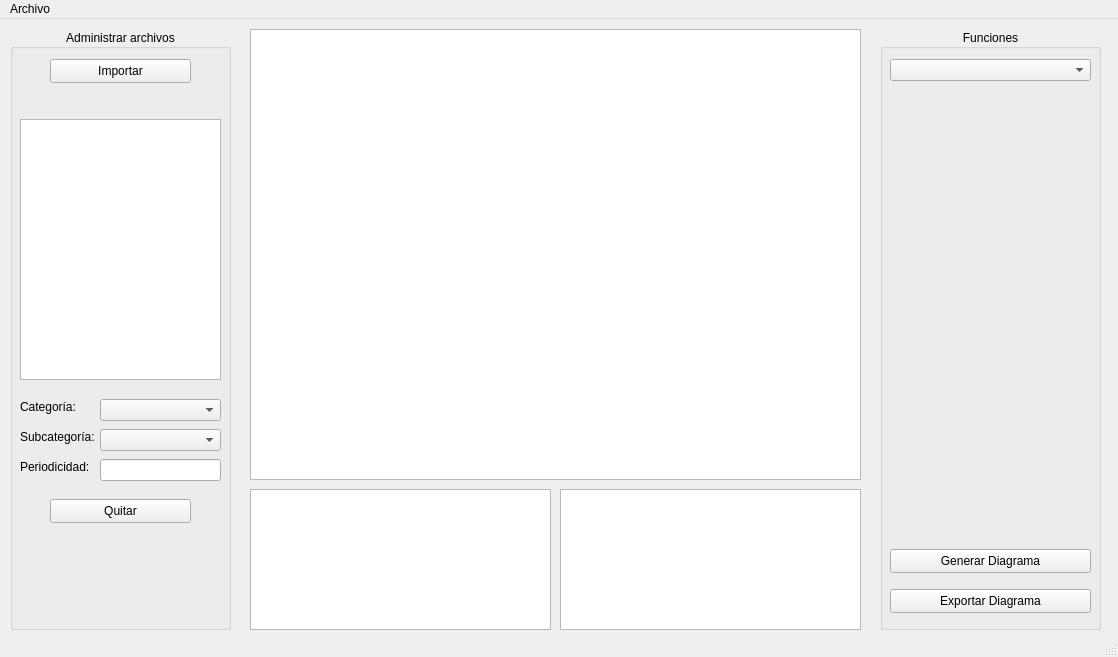
This is ppcc/mainwindow.ui in ErnestoVivas/Multiconsult-ppcc as Qt 5 draws it before an edit. The edited form follows.
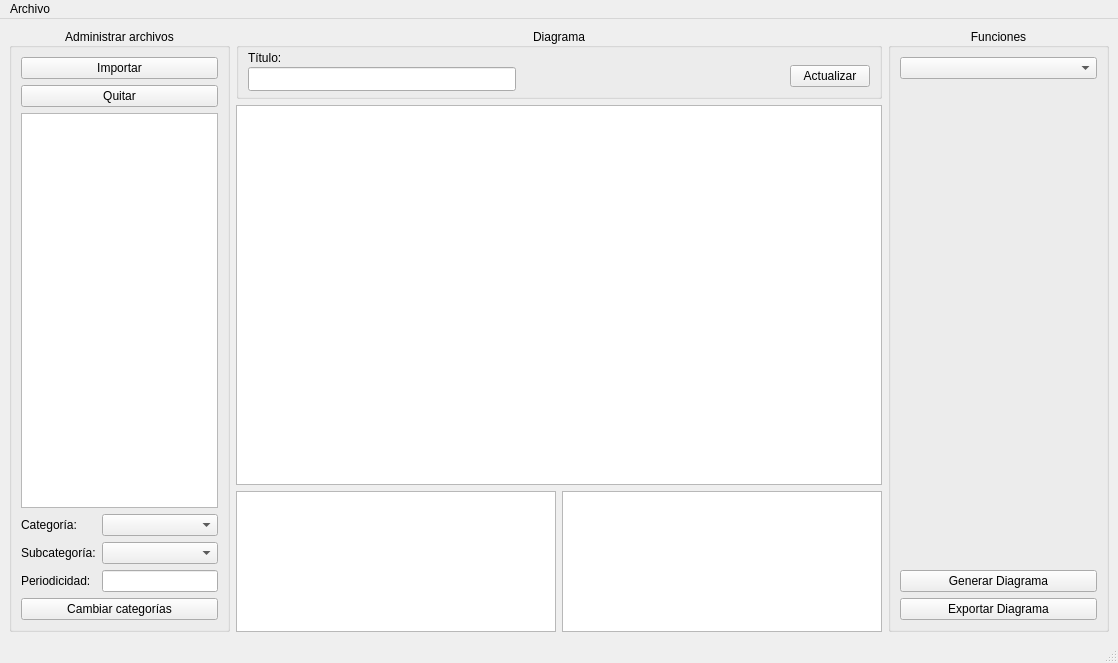
This is the edited form. Custom widgets are drawn as their Qt base class.

The edit to the form file:
```diff
--- a/ppcc/mainwindow.ui
+++ b/ppcc/mainwindow.ui
@@ -7,44 +7,37 @@
     <x>0</x>
     <y>0</y>
     <width>1118</width>
-    <height>657</height>
+    <height>663</height>
    </rect>
   </property>
   <property name="windowTitle">
    <string>MainWindow</string>
   </property>
   <widget class="QWidget" name="centralwidget">
-   <widget class="QTextEdit" name="textEditDisplayDocument">
-    <property name="geometry">
-     <rect>
-      <x>250</x>
-      <y>470</y>
-      <width>301</width>
-      <height>141</height>
-     </rect>
-    </property>
-    <property name="focusPolicy">
-     <enum>Qt::NoFocus</enum>
-    </property>
-   </widget>
+   <layout class="QGridLayout" name="gridLayout">
+    <item row="1" column="1" colspan="2">
    <widget class="QChartView" name="graphicsViewChart">
-    <property name="geometry">
-     <rect>
-      <x>250</x>
-      <y>10</y>
-      <width>611</width>
-      <height>451</height>
-     </rect>
-    </property>
-   </widget>
+      <property name="minimumSize">
+       <size>
+        <width>400</width>
+        <height>300</height>
+       </size>
+      </property>
+     </widget>
+    </item>
+    <item row="0" column="3" rowspan="3">
    <widget class="QGroupBox" name="groupBoxFunctions">
-    <property name="geometry">
-     <rect>
-      <x>880</x>
-      <y>10</y>
+      <property name="minimumSize">
+       <size>
       <width>221</width>
-      <height>601</height>
-     </rect>
+        <height>0</height>
+       </size>
+      </property>
+      <property name="maximumSize">
+       <size>
+        <width>221</width>
+        <height>16777215</height>
+       </size>
     </property>
     <property name="title">
      <string>Funciones</string>
@@ -52,73 +45,200 @@
     <property name="alignment">
      <set>Qt::AlignCenter</set>
     </property>
+      <layout class="QVBoxLayout" name="verticalLayout">
+       <item>
+        <widget class="QComboBox" name="comboBoxSelectFunction"/>
+       </item>
+       <item>
     <widget class="QStackedWidget" name="stackedWidgetDiagramFunctions">
-     <property name="geometry">
-      <rect>
-       <x>10</x>
-       <y>70</y>
-       <width>201</width>
-       <height>431</height>
-      </rect>
-     </property>
      <property name="currentIndex">
       <number>-1</number>
      </property>
     </widget>
-    <widget class="QComboBox" name="comboBoxSelectFunction">
-     <property name="geometry">
-      <rect>
-       <x>10</x>
-       <y>30</y>
-       <width>201</width>
-       <height>22</height>
-      </rect>
-     </property>
-    </widget>
+       </item>
+       <item>
     <widget class="QPushButton" name="buttonGenerateDiagram">
-     <property name="geometry">
-      <rect>
-       <x>10</x>
-       <y>520</y>
-       <width>201</width>
-       <height>24</height>
-      </rect>
-     </property>
      <property name="text">
       <string>Generar Diagrama</string>
      </property>
     </widget>
+       </item>
+       <item>
     <widget class="QPushButton" name="buttonExportDiagram">
-     <property name="geometry">
-      <rect>
-       <x>10</x>
-       <y>560</y>
-       <width>201</width>
-       <height>24</height>
-      </rect>
-     </property>
      <property name="text">
       <string>Exportar Diagrama</string>
      </property>
     </widget>
-   </widget>
+       </item>
+      </layout>
+     </widget>
+    </item>
+    <item row="0" column="1" colspan="2">
+     <widget class="QGroupBox" name="groupBoxDiagram">
+      <property name="minimumSize">
+       <size>
+        <width>0</width>
+        <height>71</height>
+       </size>
+      </property>
+      <property name="maximumSize">
+       <size>
+        <width>16777215</width>
+        <height>71</height>
+       </size>
+      </property>
+      <property name="title">
+       <string>Diagrama</string>
+      </property>
+      <property name="alignment">
+       <set>Qt::AlignCenter</set>
+      </property>
+      <layout class="QHBoxLayout" name="horizontalLayout">
+       <property name="topMargin">
+        <number>0</number>
+       </property>
+       <item>
+        <widget class="QSplitter" name="splitter">
+         <property name="sizePolicy">
+          <sizepolicy hsizetype="Expanding" vsizetype="Fixed">
+           <horstretch>0</horstretch>
+           <verstretch>0</verstretch>
+          </sizepolicy>
+         </property>
+         <property name="minimumSize">
+          <size>
+           <width>181</width>
+           <height>43</height>
+          </size>
+         </property>
+         <property name="maximumSize">
+          <size>
+           <width>16777215</width>
+           <height>41</height>
+          </size>
+         </property>
+         <property name="orientation">
+          <enum>Qt::Vertical</enum>
+         </property>
+         <property name="handleWidth">
+          <number>0</number>
+         </property>
+         <widget class="QLabel" name="label_4">
+          <property name="minimumSize">
+           <size>
+            <width>0</width>
+            <height>19</height>
+           </size>
+          </property>
+          <property name="maximumSize">
+           <size>
+            <width>16777215</width>
+            <height>19</height>
+           </size>
+          </property>
+          <property name="text">
+           <string>Título:</string>
+          </property>
+         </widget>
+         <widget class="QLineEdit" name="lineEditDiagramTitle">
+          <property name="minimumSize">
+           <size>
+            <width>0</width>
+            <height>22</height>
+           </size>
+          </property>
+         </widget>
+        </widget>
+       </item>
+       <item>
+        <spacer name="horizontalSpacer">
+         <property name="orientation">
+          <enum>Qt::Horizontal</enum>
+         </property>
+         <property name="sizeType">
+          <enum>QSizePolicy::Expanding</enum>
+         </property>
+         <property name="sizeHint" stdset="0">
+          <size>
+           <width>120</width>
+           <height>20</height>
+          </size>
+         </property>
+        </spacer>
+       </item>
+       <item alignment="Qt::AlignRight|Qt::AlignBottom">
+        <widget class="QPushButton" name="buttonRefresh">
+         <property name="sizePolicy">
+          <sizepolicy hsizetype="Fixed" vsizetype="Fixed">
+           <horstretch>0</horstretch>
+           <verstretch>0</verstretch>
+          </sizepolicy>
+         </property>
+         <property name="layoutDirection">
+          <enum>Qt::RightToLeft</enum>
+         </property>
+         <property name="text">
+          <string>Actualizar</string>
+         </property>
+        </widget>
+       </item>
+      </layout>
+     </widget>
+    </item>
+    <item row="2" column="2">
+     <widget class="QTextEdit" name="textEditDisplayDiagram">
+      <property name="maximumSize">
+       <size>
+        <width>16777215</width>
+        <height>141</height>
+       </size>
+      </property>
+      <property name="focusPolicy">
+       <enum>Qt::NoFocus</enum>
+      </property>
+     </widget>
+    </item>
+    <item row="2" column="1">
+     <widget class="QTextEdit" name="textEditDisplayDocument">
+      <property name="maximumSize">
+       <size>
+        <width>16777215</width>
+        <height>141</height>
+       </size>
+      </property>
+      <property name="baseSize">
+       <size>
+        <width>0</width>
+        <height>0</height>
+       </size>
+      </property>
+      <property name="focusPolicy">
+       <enum>Qt::NoFocus</enum>
+      </property>
+     </widget>
+    </item>
+    <item row="0" column="0" rowspan="3">
    <widget class="QGroupBox" name="groupBoxFiles">
-    <property name="geometry">
-     <rect>
-      <x>10</x>
-      <y>10</y>
-      <width>221</width>
-      <height>601</height>
-     </rect>
-    </property>
     <property name="sizePolicy">
      <sizepolicy hsizetype="Preferred" vsizetype="Preferred">
       <horstretch>0</horstretch>
       <verstretch>0</verstretch>
      </sizepolicy>
     </property>
+      <property name="minimumSize">
+       <size>
+        <width>221</width>
+        <height>0</height>
+       </size>
+      </property>
+      <property name="maximumSize">
+       <size>
+        <width>221</width>
+        <height>16777215</height>
+       </size>
+      </property>
     <property name="autoFillBackground">
-     <bool>true</bool>
+       <bool>false</bool>
     </property>
     <property name="title">
      <string>Administrar archivos</string>
@@ -126,128 +246,69 @@
     <property name="alignment">
      <set>Qt::AlignCenter</set>
     </property>
+      <layout class="QGridLayout" name="gridLayout_2">
+       <item row="5" column="0">
+        <widget class="QLabel" name="label_2">
+         <property name="text">
+          <string>Subcategoría:</string>
+         </property>
+        </widget>
+       </item>
+       <item row="8" column="0" colspan="2">
+        <widget class="QPushButton" name="buttonChangeCategories">
+         <property name="text">
+          <string>Cambiar categorías</string>
+         </property>
+        </widget>
+       </item>
+       <item row="0" column="0" colspan="2">
     <widget class="QPushButton" name="buttonImportDocuments">
-     <property name="geometry">
-      <rect>
-       <x>40</x>
-       <y>30</y>
-       <width>141</width>
-       <height>24</height>
-      </rect>
-     </property>
      <property name="text">
       <string>Importar</string>
      </property>
     </widget>
-    <widget class="QListWidget" name="listWidgetDocuments">
-     <property name="geometry">
-      <rect>
-       <x>10</x>
-       <y>90</y>
-       <width>201</width>
-       <height>261</height>
-      </rect>
-     </property>
-    </widget>
+       </item>
+       <item row="5" column="1">
+        <widget class="QComboBox" name="comboBoxFileSubCat"/>
+       </item>
+       <item row="6" column="0">
     <widget class="QLabel" name="label">
-     <property name="geometry">
-      <rect>
-       <x>10</x>
-       <y>430</y>
-       <width>81</width>
-       <height>16</height>
-      </rect>
-     </property>
      <property name="text">
       <string>Periodicidad:</string>
      </property>
     </widget>
-    <widget class="QLabel" name="label_2">
-     <property name="geometry">
-      <rect>
-       <x>10</x>
-       <y>400</y>
-       <width>81</width>
-       <height>16</height>
-      </rect>
-     </property>
-     <property name="text">
-      <string>Subcategoría:</string>
-     </property>
-    </widget>
+       </item>
+       <item row="6" column="1">
+        <widget class="QLineEdit" name="lineEditFileFreq">
+         <property name="focusPolicy">
+          <enum>Qt::NoFocus</enum>
+         </property>
+        </widget>
+       </item>
+       <item row="2" column="0" colspan="2">
+        <widget class="QListWidget" name="listWidgetDocuments"/>
+       </item>
+       <item row="4" column="1">
+        <widget class="QComboBox" name="comboBoxFileCat"/>
+       </item>
+       <item row="4" column="0">
     <widget class="QLabel" name="label_3">
-     <property name="geometry">
-      <rect>
-       <x>10</x>
-       <y>370</y>
-       <width>81</width>
-       <height>16</height>
-      </rect>
-     </property>
      <property name="text">
       <string>Categoría:</string>
      </property>
     </widget>
-    <widget class="QComboBox" name="comboBoxFileCat">
-     <property name="geometry">
-      <rect>
-       <x>90</x>
-       <y>370</y>
-       <width>121</width>
-       <height>22</height>
-      </rect>
-     </property>
-    </widget>
-    <widget class="QComboBox" name="comboBoxFileSubCat">
-     <property name="geometry">
-      <rect>
-       <x>90</x>
-       <y>400</y>
-       <width>121</width>
-       <height>22</height>
-      </rect>
-     </property>
-    </widget>
-    <widget class="QLineEdit" name="lineEditFileFreq">
-     <property name="geometry">
-      <rect>
-       <x>90</x>
-       <y>430</y>
-       <width>121</width>
-       <height>22</height>
-      </rect>
-     </property>
-     <property name="focusPolicy">
-      <enum>Qt::NoFocus</enum>
-     </property>
-    </widget>
+       </item>
+       <item row="1" column="0" colspan="2">
     <widget class="QPushButton" name="buttonRemoveDocument">
-     <property name="geometry">
-      <rect>
-       <x>40</x>
-       <y>470</y>
-       <width>141</width>
-       <height>24</height>
-      </rect>
-     </property>
      <property name="text">
       <string>Quitar</string>
      </property>
     </widget>
-   </widget>
-   <widget class="QTextEdit" name="textEditDisplayDiagram">
-    <property name="geometry">
-     <rect>
-      <x>560</x>
-      <y>470</y>
-      <width>301</width>
-      <height>141</height>
-     </rect>
-    </property>
-    <property name="focusPolicy">
-     <enum>Qt::NoFocus</enum>
-    </property>
-   </widget>
+       </item>
+      </layout>
+     </widget>
+    </item>
+   </layout>
   </widget>
   <widget class="QMenuBar" name="menubar">
    <property name="geometry">
```
Lines whose indentation alone changed are shown as unchanged.
